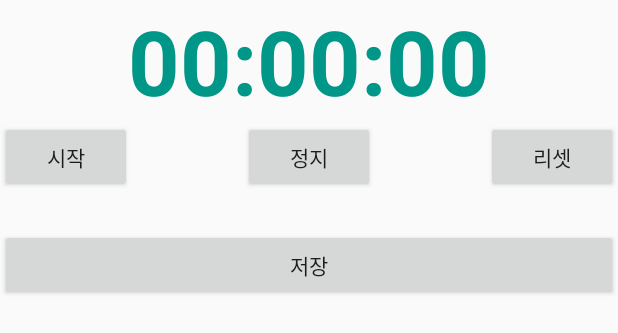
After one commit to asqdg7724/AlarmSample, an Android app: the layout stopwatch.xml on its own in the app's theme, with its tools: preview values and no code run, on a phone screen of 412 x 824 dp. The commit adds this screen. Shown: the top 333 px of the screen. Run offline under Robolectric (Android 15) with nearby library versions, the phone set to English and light mode, and no system bars.

Commit message:
스톱워치와 기능 추가 타이머는 아직 기능 추가 X

```diff
--- a/app/src/main/AndroidManifest.xml
+++ b/app/src/main/AndroidManifest.xml
@@ -18,6 +18,8 @@
         </activity>
 
         <activity android:name=".alarm_add" android:label="알람 추가"/>
+        <activity android:name=".stopwatch" android:label="스톱워치"/>
+        <activity android:name=".timer" android:label="타이머"/>
     </application>
 
 </manifest>
--- /dev/null
+++ b/app/src/main/res/layout/stopwatch.xml
@@ -0,0 +1,64 @@
+<?xml version="1.0" encoding="utf-8"?>
+<RelativeLayout xmlns:android="http://schemas.android.com/apk/res/android"
+    android:layout_width="match_parent" android:layout_height="match_parent">
+
+    <TextView
+        android:id="@+id/textView"
+        android:layout_width="wrap_content"
+        android:layout_height="wrap_content"
+        android:layout_alignParentEnd="true"
+        android:layout_alignParentLeft="true"
+        android:layout_alignParentRight="true"
+        android:layout_alignParentStart="true"
+        android:layout_alignParentTop="true"
+        android:gravity="center"
+        android:text="00:00:00"
+        android:textColor="#009688"
+        android:textSize="60sp"
+        android:textStyle="bold" />
+
+    <Button
+        android:id="@+id/btnStart"
+        android:layout_width="wrap_content"
+        android:layout_height="wrap_content"
+        android:layout_alignParentLeft="true"
+        android:layout_alignParentStart="true"
+        android:layout_below="@+id/textView"
+        android:text="시작" />
+
+    <Button
+        android:id="@+id/btnStop"
+        android:layout_width="wrap_content"
+        android:layout_height="wrap_content"
+        android:layout_alignBaseline="@+id/btnStart"
+        android:layout_alignBottom="@+id/btnStart"
+        android:layout_centerHorizontal="true"
+        android:text="정지" />
+
+    <Button
+        android:id="@+id/btnReset"
+        android:layout_width="wrap_content"
+        android:layout_height="wrap_content"
+        android:layout_alignParentEnd="true"
+        android:layout_alignParentRight="true"
+        android:layout_alignTop="@+id/btnStop"
+        android:text="리셋" />
+
+    <Button
+        android:id="@+id/btnSave"
+        android:layout_width="fill_parent"
+        android:layout_height="wrap_content"
+        android:layout_below="@+id/btnStart"
+        android:layout_centerHorizontal="true"
+        android:layout_marginTop="24dp"
+        android:text="저장" />
+
+    <ListView
+        android:layout_width="match_parent"
+        android:layout_height="match_parent"
+        android:layout_below="@+id/btnSave"
+        android:layout_centerHorizontal="true"
+        android:layout_marginTop="12dp"
+        android:id="@+id/listview1"/>
+
+</RelativeLayout>
--- /dev/null
+++ b/app/src/main/res/layout/timer.xml
@@ -0,0 +1,6 @@
+<?xml version="1.0" encoding="utf-8"?>
+<android.support.constraint.ConstraintLayout
+    xmlns:android="http://schemas.android.com/apk/res/android" android:layout_width="match_parent"
+    android:layout_height="match_parent">
+
+</android.support.constraint.ConstraintLayout>
```
Also changed, not shown: app/src/main/java/com/example/home_777/alarm_application/MainActivity.java (+22 -1 lines), app/src/main/java/com/example/home_777/alarm_application/stopwatch.java (added, +109 -0 lines), app/src/main/java/com/example/home_777/alarm_application/timer.java (added, +10 -0 lines).
